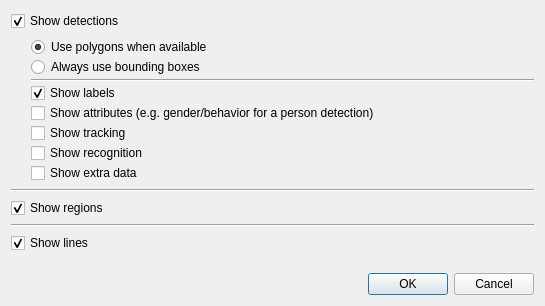
Before: the Qt Designer form brainframe_qt/ui/dialogs/client_configuration/client_configuration.ui in aotuai/brainframe-qt, drawn with Qt 5.
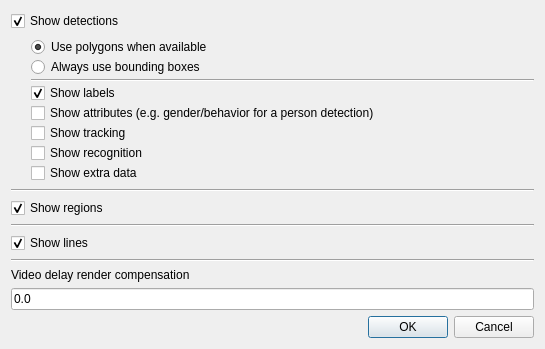
After: the same form once the commit is applied.

Commit message: Client setting: Add a video delay compensation QLineEdit

```diff
--- a/brainframe_qt/ui/dialogs/client_configuration/client_configuration.ui
+++ b/brainframe_qt/ui/dialogs/client_configuration/client_configuration.ui
@@ -158,6 +158,30 @@
      </property>
     </widget>
    </item>
+   <item>
+    <widget class="Line" name="line_3">
+     <property name="orientation">
+      <enum>Qt::Horizontal</enum>
+     </property>
+    </widget>
+   </item>
+   <item>
+    <widget class="QLabel" name="label_1">
+     <property name="text">
+      <string>Video delay render compensation</string>
+     </property>
+    </widget>
+   </item>
+   <item>
+    <widget class="QLineEdit" name="compensation_input">
+     <property name="placeholderText">
+      <string>Floating point number, for example, 0.0</string>
+     </property>
+     <property name="text">
+      <string>0.0</string>
+     </property>
+    </widget>
+   </item>
    <item>
     <spacer name="verticalSpacer">
      <property name="orientation">
```
The commit also changes 3 other files.
